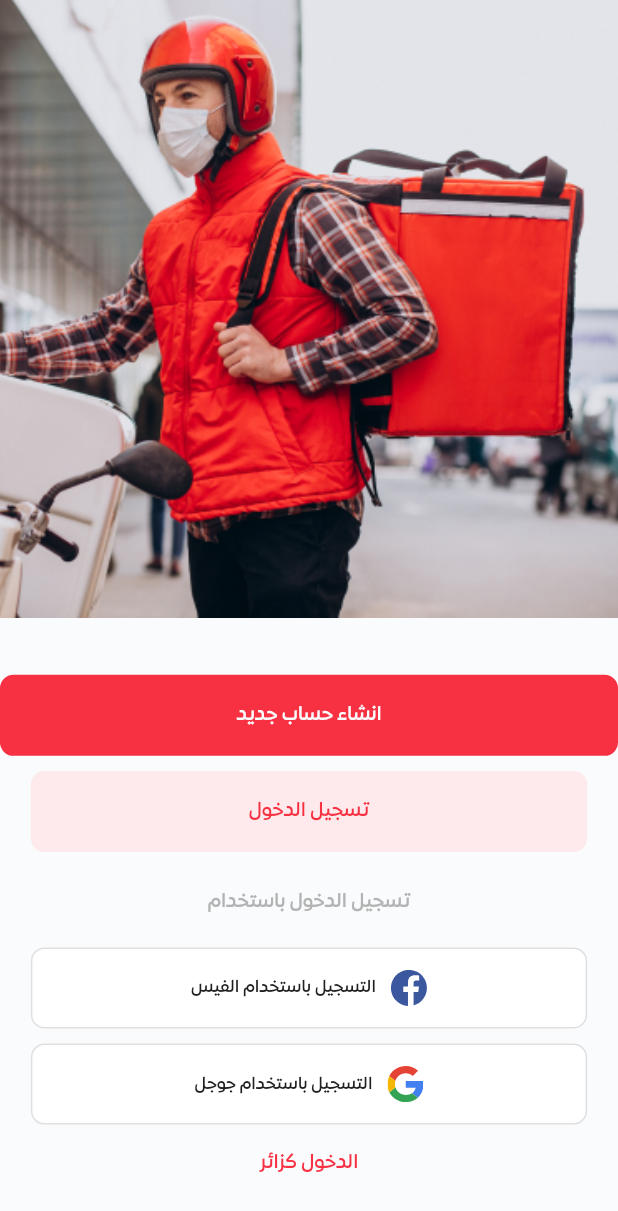
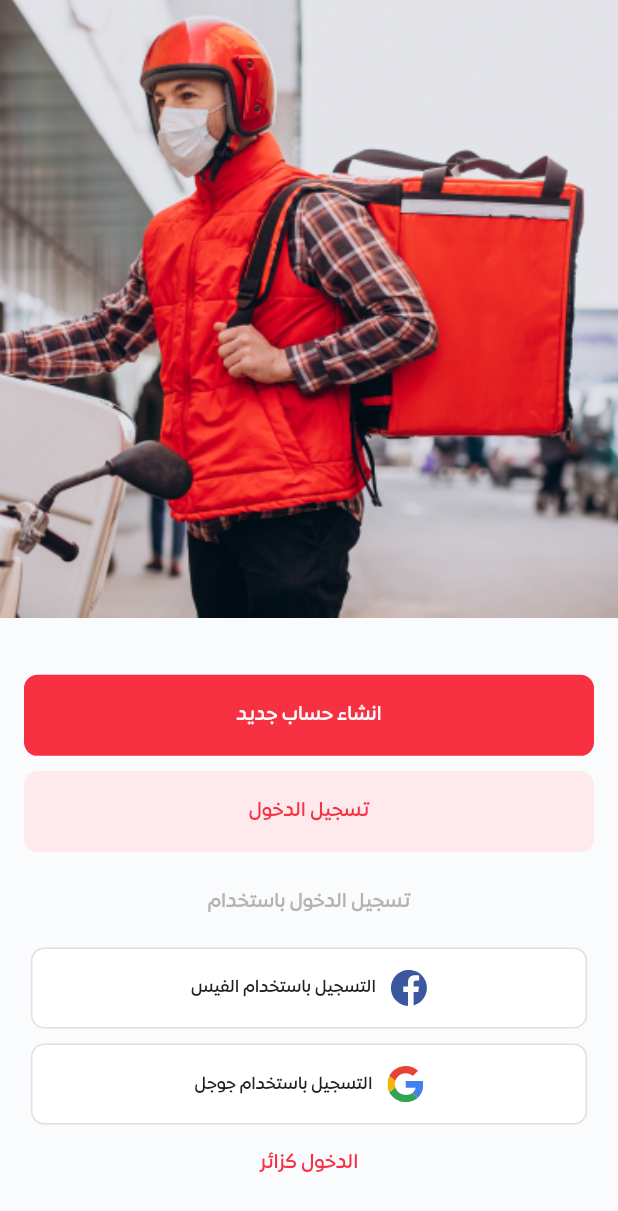
Before and after one commit to KHgamal/mealy, a Flutter app: the EntranceView screen opened by its route, on a phone screen of 412 x 824 dp. Shown: the top 1211 px of the screen. Run offline on Flutter 3.47's test engine with Material 3 defaults, Android fonts, the phone set to English and light mode, and no system bars; our stand-ins replace device_preview, easy_date_timeline, equatable, flutter_svg, pin_code_fields, toggle_switch; missing offline and left inert: svg_flutter.

Commit message:
edit entrance column

```diff
--- a/lib/features/onBoarding/presentation/widgets/auth_option.dart
+++ b/lib/features/onBoarding/presentation/widgets/auth_option.dart
@@ -41,7 +41,7 @@ class AuthenticationType extends StatelessWidget {
                       Navigator.of(context).pushNamed(LoginView.id),
                   radius: 9,
                   high: 54,
-                  width: MediaQuery.sizeOf(context).width * 0.9,
+                  // width: MediaQuery.sizeOf(context).width * 0.9,
                 ),
                 SizedBox(
                   height: MediaQuery.sizeOf(context).height * 0.0295,
@@ -62,7 +62,6 @@ class AuthenticationType extends StatelessWidget {
                   height: MediaQuery.sizeOf(context).height * 0.0123,
                 ),
                 AuthButton(
-
                     txt: S.of(context).googleLogin,
                     onPressed: () =>
                         Navigator.of(context).pushNamed(LoginView.id),
@@ -76,8 +75,8 @@ class AuthenticationType extends StatelessWidget {
               children: [
                 const Spacer(),
                 TextButton(
-                  onPressed: () =>
-                      Navigator.pushReplacementNamed(context,CustomBottomNavigationBar.id),
+                  onPressed: () => Navigator.pushReplacementNamed(
+                      context, CustomBottomNavigationBar.id),
                   child: Text(S.of(context).visitorLogin,
                       style: Styles.textStyleMedium16(context)
                           .copyWith(color: AllColors.buttonMainColor)),
--- a/lib/features/onBoarding/presentation/widgets/entrance_view_body.dart
+++ b/lib/features/onBoarding/presentation/widgets/entrance_view_body.dart
@@ -19,7 +19,12 @@ class EntranceViewBody extends StatelessWidget {
               fit: BoxFit.cover,
             ),
           ),
-          const Flexible(child: AuthenticationType())
+          const Flexible(
+            child: Padding(
+              padding: EdgeInsets.symmetric(horizontal: 16),
+              child: AuthenticationType(),
+            ),
+          )
         ],
       ),
     );
```
